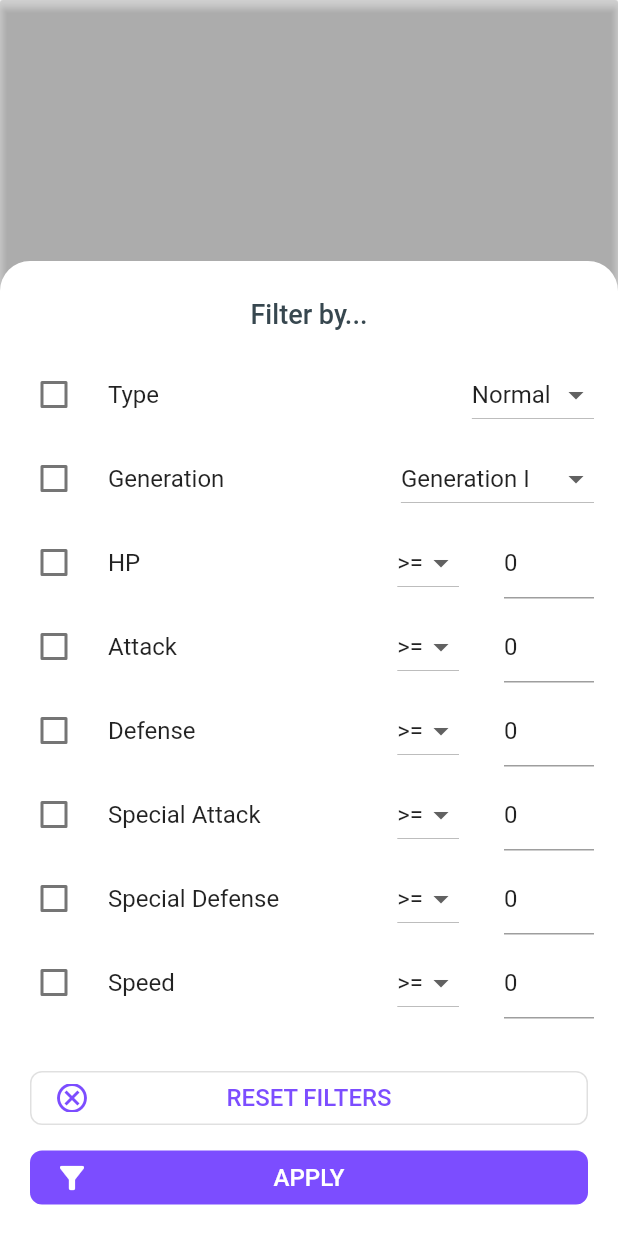
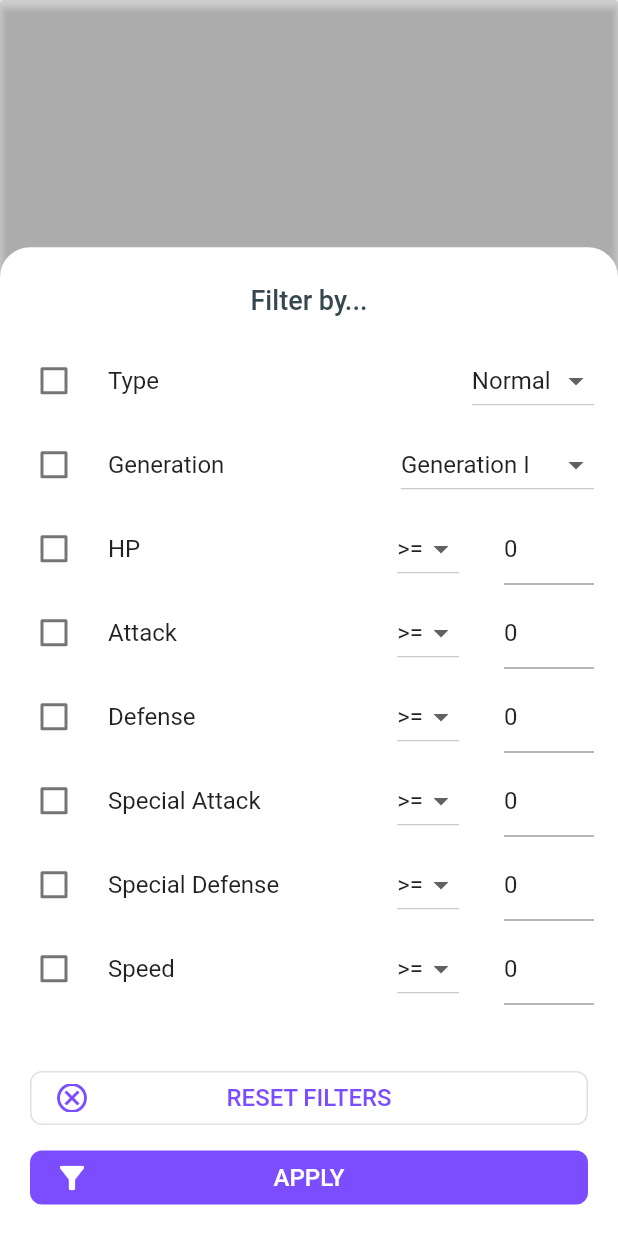
Before and after one commit to Dewaeq/pokedex, a Flutter app: the FilterWidget widget shown alone on an empty page, opened directly with empty values, on a phone screen of 412 x 824 dp. Run offline on Flutter 3.47's test engine with Material 2 defaults, Android fonts, the phone set to English and light mode, and no system bars; our stand-ins replace cached_network_image, flutter_keyboard_visibility; network calls fail.

Commit message:
scroll fixes in filter ui

```diff
--- a/lib/ui/pages/pokemonList/components/filter/filterWidget.dart
+++ b/lib/ui/pages/pokemonList/components/filter/filterWidget.dart
@@ -467,6 +467,7 @@ class _FilterWidgetState extends State<FilterWidget> {
 
   @override
   Widget build(BuildContext context) {
+    final size = MediaQuery.of(context).size;
     return MaterialButton(
       onPressed: widget.onClosed,
       padding: EdgeInsets.zero,
@@ -474,6 +475,7 @@ class _FilterWidgetState extends State<FilterWidget> {
       child: Container(
         alignment: Alignment.bottomCenter,
         child: Container(
+          height: size.height * 0.8,
           decoration: BoxDecoration(
             color: Colors.white,
             borderRadius: BorderRadius.only(
@@ -481,7 +483,6 @@ class _FilterWidgetState extends State<FilterWidget> {
               topRight: Radius.circular(20),
             ),
           ),
-          child: SingleChildScrollView(
           child: Column(
             children: [
               Container(
@@ -495,6 +496,10 @@ class _FilterWidgetState extends State<FilterWidget> {
                   ),
                 ),
               ),
+              Expanded(
+                child: SingleChildScrollView(
+                  child: Column(
+                    children: [
                       _typeFilterWidget(),
                       _generationFilter(),
                       _hpFilter(),
@@ -503,6 +508,10 @@ class _FilterWidgetState extends State<FilterWidget> {
                       _specAtkFilter(),
                       _specDefFilter(),
                       _speedFilter(),
+                    ],
+                  ),
+                ),
+              ),
               SizedBox(height: 25),
               ResetFiltersButton(resetFilters: resetFilters),
               SizedBox(height: 5),
@@ -512,7 +521,6 @@ class _FilterWidgetState extends State<FilterWidget> {
           ),
         ),
       ),
-      ),
     );
   }
 }
```
Lines whose indentation alone changed are shown as unchanged.
